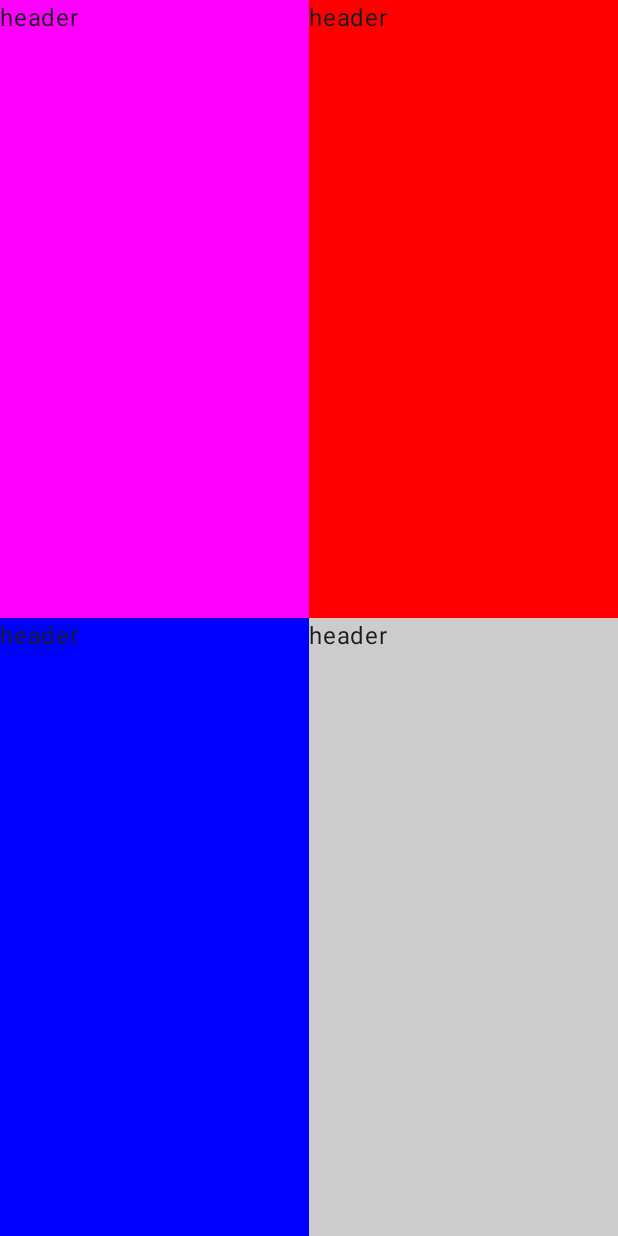
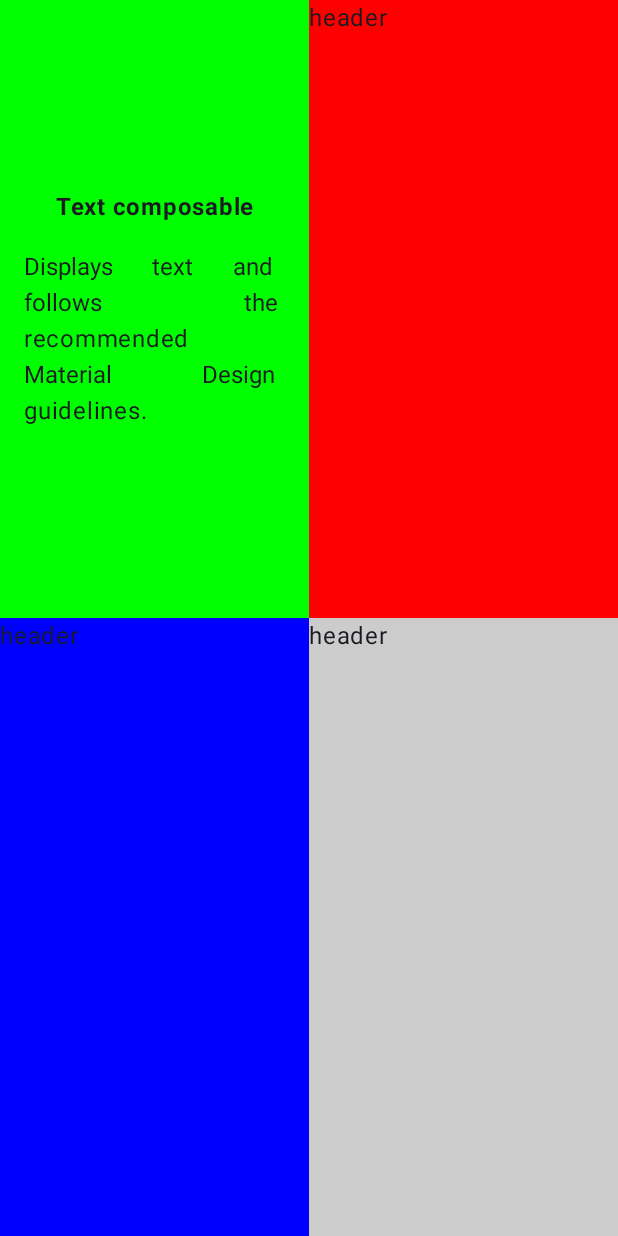
Before and after one commit to MilesEDev/cloneAndroidRepo, an Android app built with Jetpack Compose: the screen it shows after launch (MainActivity), on a phone screen of 412 x 824 dp. Run offline under Robolectric (Android 15) with nearby library versions, the phone set to English and light mode, and no system bars.

Commit message:
single quadrant text align working

```diff
--- a/Quadrants/app/src/main/java/com/example/quadrants/MainActivity.kt
+++ b/Quadrants/app/src/main/java/com/example/quadrants/MainActivity.kt
@@ -4,20 +4,29 @@ import android.os.Bundle
 import androidx.activity.ComponentActivity
 import androidx.activity.compose.setContent
 import androidx.compose.foundation.background
+import androidx.compose.foundation.layout.Arrangement
 import androidx.compose.foundation.layout.Box
 import androidx.compose.foundation.layout.Column
 import androidx.compose.foundation.layout.Row
 import androidx.compose.foundation.layout.fillMaxHeight
 import androidx.compose.foundation.layout.fillMaxSize
 import androidx.compose.foundation.layout.fillMaxWidth
+import androidx.compose.foundation.layout.padding
 import androidx.compose.material3.MaterialTheme
 import androidx.compose.material3.Surface
 import androidx.compose.material3.Text
 import androidx.compose.runtime.Composable
+import androidx.compose.ui.Alignment
 import androidx.compose.ui.Modifier
 import androidx.compose.ui.graphics.Color
+import androidx.compose.ui.text.font.FontWeight
+import androidx.compose.ui.text.font.FontWeight.Companion.Bold
+import androidx.compose.ui.text.style.TextAlign
 import androidx.compose.ui.tooling.preview.Preview
+import androidx.compose.ui.unit.dp
+import androidx.compose.ui.unit.sp
 import com.example.quadrants.ui.theme.QuadrantsTheme
+import kotlin.io.encoding.Base64
 
 class MainActivity : ComponentActivity() {
     override fun onCreate(savedInstanceState: Bundle?) {
@@ -41,36 +50,78 @@ fun MainPage(modifier: Modifier = Modifier) {
     Column(modifier=Modifier.fillMaxHeight()) {
 
 
-        Row(modifier = Modifier.fillMaxWidth().weight(1f).background(Color.Green))
+        Row(modifier = Modifier
+            .fillMaxWidth()
+            .weight(1f)
+            .background(Color.Green))
         {
-            Box(modifier = Modifier
+            Box(contentAlignment = Alignment.Center, modifier = Modifier
                 .weight(1f)
-                .background(Color.Magenta).fillMaxWidth().fillMaxHeight())
+                .background(Color.Green)
+                .fillMaxWidth()
+                .fillMaxHeight()
+                .padding(16.dp))
+
             {
-                Text(text = "header")
+                Column() {
+                    Box(contentAlignment = Alignment.Center, modifier = Modifier.fillMaxWidth()) {
+                        Text(
+
+
+                            text = "Text composable",
+
+                            fontWeight = Bold,
+                            textAlign = TextAlign.Center,
+                            modifier = Modifier.padding(bottom = 16.dp)
+                        )
+                    }
+
+
+                    Text(
+
+                        text =
+                        "Displays text and follows the recommended Material Design guidelines.",
+                        textAlign = TextAlign.Justify
+                    )
+                }
+
+
+
+
             }
             Box(modifier = Modifier
                 .weight(1f)
-                .background(Color.Red).fillMaxWidth().fillMaxHeight())
+                .background(Color.Red)
+                .fillMaxWidth()
+                .fillMaxHeight())
             {
-                Text(text = "header")
+
+                    Text(text = "header")
+
             }
 
 
 
 
         }
-        Row(modifier = Modifier.fillMaxWidth().weight(1f).background(Color.Green)) {
+        Row(modifier = Modifier
+            .fillMaxWidth()
+            .weight(1f)
+            .background(Color.Green)) {
             Box(modifier = Modifier
                 .weight(1f)
-                .background(Color.Blue).fillMaxWidth().fillMaxHeight())
+                .background(Color.Blue)
+                .fillMaxWidth()
+                .fillMaxHeight())
             {
                 Text(text = "header")
             }
 
             Box(modifier = Modifier
                 .weight(1f)
-                .background(Color.LightGray).fillMaxWidth().fillMaxHeight())
+                .background(Color.LightGray)
+                .fillMaxWidth()
+                .fillMaxHeight())
             {
                 Text(text = "header")
             }
```
